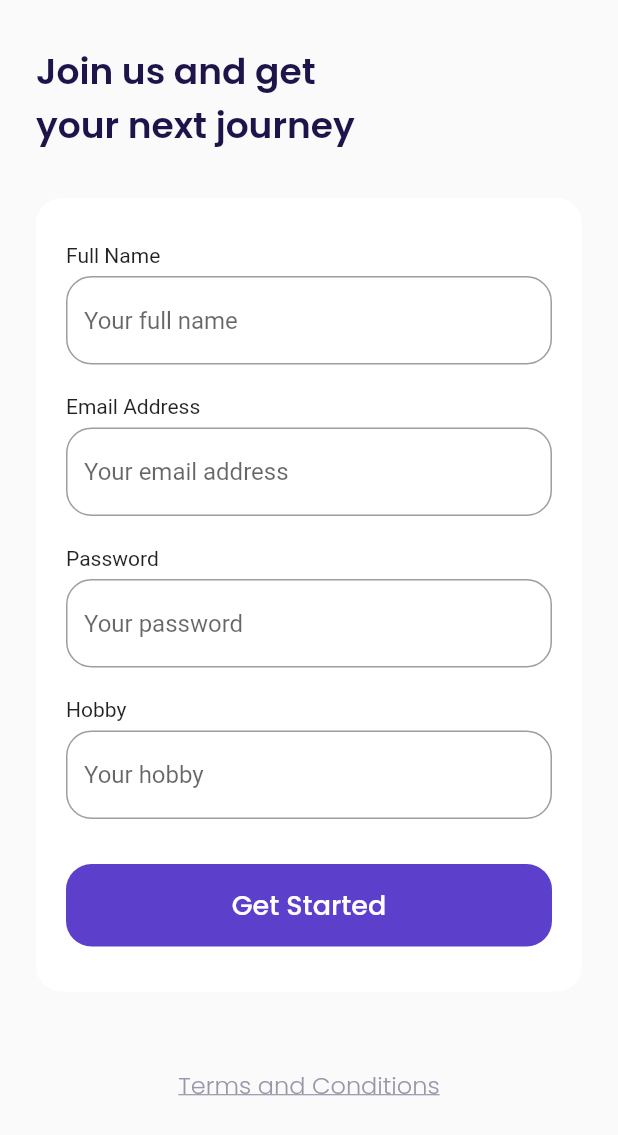
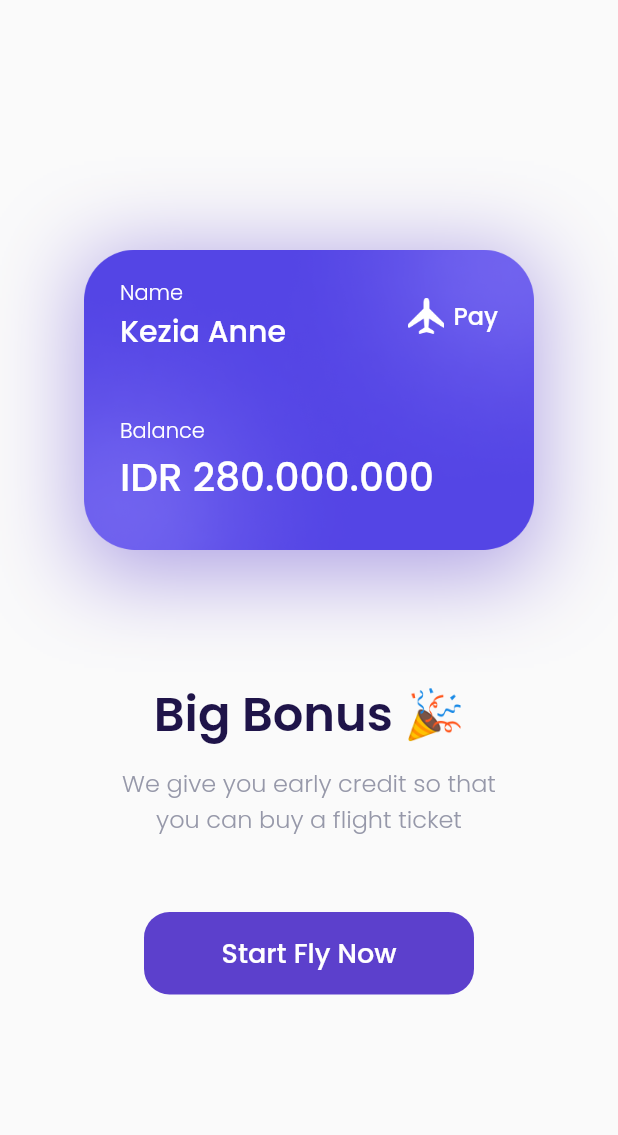
Before and after one commit to marchella2/airplane_apps, a Flutter app: the SignUpPage screen opened by its route, after a tap on "Get Started", on a phone screen of 412 x 824 dp. Shown: the top 1135 px of the screen. Run offline on Flutter 3.47's test engine with Material 2 defaults, Android fonts, the phone set to English and light mode, and no system bars; our stand-ins replace google_fonts.

Commit message:
bonus page

```diff
--- a/lib/main.dart
+++ b/lib/main.dart
@@ -1,3 +1,4 @@
+import 'package:airplane_apps/ui/pages/bonus_page.dart';
 import 'package:airplane_apps/ui/pages/get_started_page.dart';
 import 'package:airplane_apps/ui/pages/sign_up_page.dart';
 import 'package:airplane_apps/ui/pages/splash_page.dart';
@@ -17,6 +18,7 @@
         '/': (context) => SplashPage(),
         '/get-started': (context) => GetStartedPage(),
         '/sign-up':(context) => SignUpPage(),
+        '/bonus':(context) => BonusPage(),
       },
     );
   }
--- /dev/null
+++ b/lib/ui/pages/bonus_page.dart
@@ -0,0 +1,162 @@
+import 'package:flutter/material.dart';
+import 'package:airplane_apps/shared/theme.dart';
+
+class BonusPage extends StatelessWidget {
+  const BonusPage({Key? key}) : super(key: key);
+
+  @override
+  Widget build(BuildContext context) {
+    Widget bonusCard() {
+      return Container(
+        width: 300,
+        height: 211,
+        padding: EdgeInsets.all(
+          defaultMargin,
+        ),
+        decoration: BoxDecoration(
+          image: DecorationImage(
+            image: AssetImage('assets/images/image_card.png'),
+          ),
+          boxShadow: [
+            BoxShadow(
+              color: kPrimaryColor.withOpacity(0.5),
+              blurRadius: 50,
+              offset: Offset(0, 10),
+            ),
+          ],
+        ),
+        child: Column(
+          crossAxisAlignment: CrossAxisAlignment.start,
+          children: [
+            Row(
+              children: [
+                Expanded(
+                  child: Column(
+                    crossAxisAlignment: CrossAxisAlignment.start,
+                    children: [
+                      Text(
+                        'Name',
+                        style: whiteTextStyle.copyWith(
+                          fontWeight: light,
+                        ),
+                      ),
+                      Text(
+                        'Kezia Anne',
+                        style: whiteTextStyle.copyWith(
+                          fontSize: 20,
+                          fontWeight: medium,
+                        ),
+                        overflow: TextOverflow.ellipsis,
+                      ),
+                    ],
+                  ),
+                ),
+                Container(
+                  width: 24,
+                  height: 24,
+                  margin: EdgeInsets.only(right: 6),
+                  decoration: BoxDecoration(
+                    image: DecorationImage(
+                      image: AssetImage('assets/images/icon_plane.png'),
+                    ),
+                  ),
+                ),
+                Text(
+                  'Pay',
+                  style: whiteTextStyle.copyWith(
+                    fontSize: 16,
+                    fontWeight: medium,
+                  ),
+                ),
+              ],
+            ),
+            SizedBox(
+              height: 41,
+            ),
+            Text(
+              'Balance',
+              style: whiteTextStyle.copyWith(
+                fontWeight: light,
+              ),
+            ),
+            Text(
+              'IDR 280.000.000',
+              style: whiteTextStyle.copyWith(
+                fontWeight: medium,
+                fontSize: 26,
+              ),
+            )
+          ],
+        ),
+      );
+    }
+
+    Widget title() {
+      return Container(
+        margin: EdgeInsets.only(top: 80),
+        child: Text(
+          'Big Bonus 🎉',
+          style: blackTextStyle.copyWith(
+            fontSize: 32,
+            fontWeight: semiBold,
+          ),
+        ),
+      );
+    }
+
+    Widget subtitle() {
+      return Container(
+        margin: EdgeInsets.only(top: 10),
+        child: Text(
+          'We give you early credit so that\nyou can buy a flight ticket',
+          style: greyTextStyle.copyWith(
+            fontSize: 16,
+            fontWeight: light,
+          ),
+          textAlign: TextAlign.center,
+        ),
+      );
+    }
+
+    Widget startButton() {
+      return Container(
+        width: 220,
+        height: 55,
+        margin: EdgeInsets.only(top: 50),
+        child: TextButton(
+          style: TextButton.styleFrom(
+            backgroundColor: kPrimaryColor,
+            shape: RoundedRectangleBorder(
+              borderRadius: BorderRadius.circular(
+                defaultRadius,
+              ),
+            ),
+          ),
+          onPressed: () {},
+          child: Text(
+            'Start Fly Now',
+            style: whiteTextStyle.copyWith(
+              fontSize: 18,
+              fontWeight: medium,
+            ),
+          ),
+        ),
+      );
+    }
+
+    return Scaffold(
+      backgroundColor: kBackgroundColor,
+      body: Center(
+        child: Column(
+          mainAxisAlignment: MainAxisAlignment.center,
+          children: [
+            bonusCard(),
+            title(),
+            subtitle(),
+            startButton(),
+          ],
+        ),
+      ),
+    );
+  }
+}
--- a/lib/ui/pages/sign_up_page.dart
+++ b/lib/ui/pages/sign_up_page.dart
@@ -148,7 +148,9 @@
           width: double.infinity,
           height: 55,
           child: TextButton(
-            onPressed: (){},
+            onPressed: (){
+              Navigator.pushNamed(context, '/bonus');
+            },
             style: TextButton.styleFrom(
               backgroundColor: kPrimaryColor,
               shape: RoundedRectangleBorder(
```
Also changed, not shown: assets/images/image_card.png.
